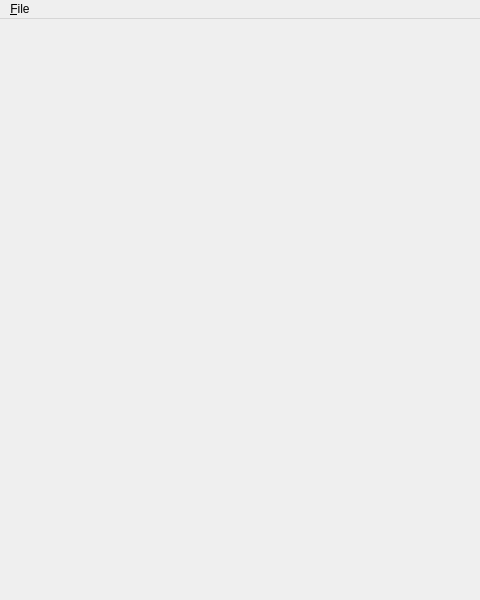
First picture: the form in UI/luna-calendar.ui, repository textbrowser/luna, before the edit; both pictures show x 0 to 480 and y 0 to 600 of the 800 by 600 pixel window.
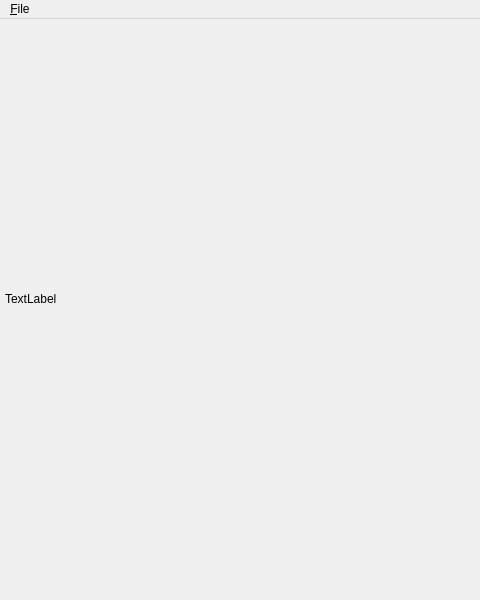
Second picture: the form after the edit.

Patch:
```diff
--- a/UI/luna-calendar.ui
+++ b/UI/luna-calendar.ui
@@ -16,17 +16,41 @@
   <widget class="QWidget" name="central_widget">
    <layout class="QVBoxLayout" name="verticalLayout">
     <property name="leftMargin">
-     <number>0</number>
+     <number>5</number>
     </property>
     <property name="topMargin">
-     <number>0</number>
+     <number>5</number>
     </property>
     <property name="rightMargin">
-     <number>0</number>
+     <number>5</number>
     </property>
     <property name="bottomMargin">
-     <number>0</number>
+     <number>5</number>
     </property>
+    <item>
+     <layout class="QHBoxLayout" name="horizontalLayout">
+      <item>
+       <widget class="QLabel" name="month">
+        <property name="text">
+         <string>TextLabel</string>
+        </property>
+       </widget>
+      </item>
+      <item>
+       <spacer name="horizontalSpacer">
+        <property name="orientation">
+         <enum>Qt::Orientation::Horizontal</enum>
+        </property>
+        <property name="sizeHint" stdset="0">
+         <size>
+          <width>40</width>
+          <height>20</height>
+         </size>
+        </property>
+       </spacer>
+      </item>
+     </layout>
+    </item>
     <item>
      <layout class="QGridLayout" name="grid"/>
     </item>
```
